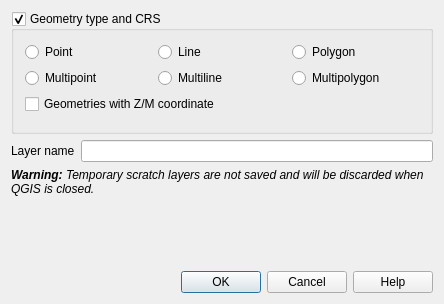
The window that src/ui/qgsnewmemorylayerdialogbase.ui (qgis/QGIS) describes before a commit, drawn with Qt 5.
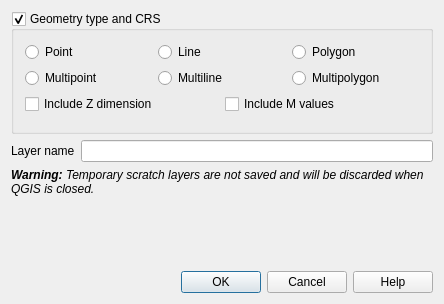
The same window after the commit. Custom widgets are drawn as their Qt base class.

Commit message: [ui] split Z/M values checkbox in new memory layer dialog

What changed in the file:
```diff
--- a/src/ui/qgsnewmemorylayerdialogbase.ui
+++ b/src/ui/qgsnewmemorylayerdialogbase.ui
@@ -79,11 +79,22 @@
        </layout>
       </item>
       <item>
+       <layout class="QHBoxLayout" name="horizontalLayout_2">
+        <item>
        <widget class="QCheckBox" name="mGeometryWithZCheckBox">
         <property name="text">
-         <string>Geometries with Z/M coordinate</string>
-        </property>
-       </widget>
+           <string>Include Z dimension</string>
+          </property>
+         </widget>
+        </item>
+        <item>
+         <widget class="QCheckBox" name="mGeometryWithMCheckBox">
+          <property name="text">
+           <string>Include M values</string>
+          </property>
+         </widget>
+        </item>
+       </layout>
       </item>
       <item>
        <widget class="QgsProjectionSelectionWidget" name="mCrsSelector" native="true">
```
Lines whose indentation alone changed are shown as unchanged. The commit also changes 1 other file.
